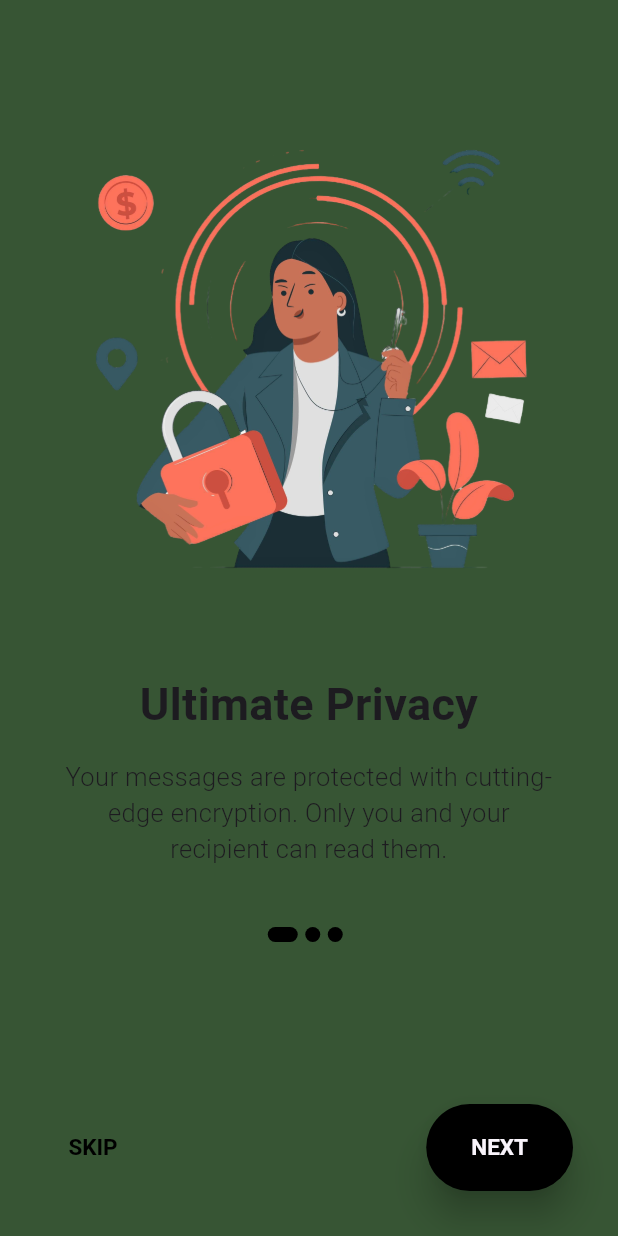
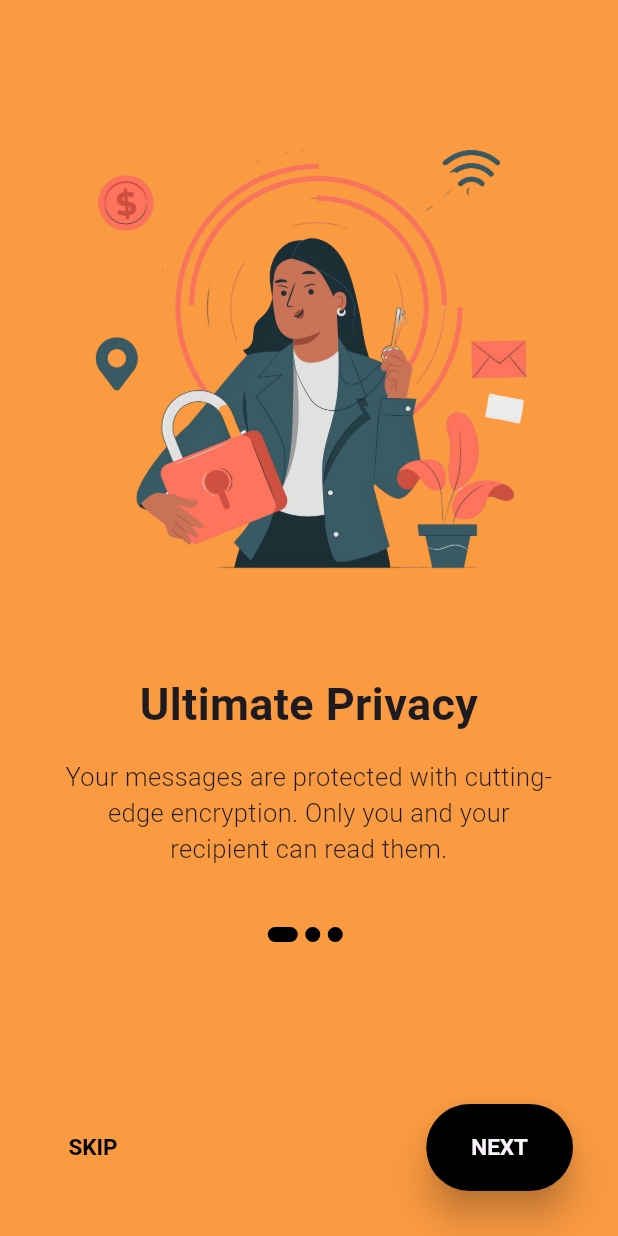
Before and after one commit to fortunatefogy/cipherchatapp, a Flutter app: the screen it shows after launch, on a phone screen of 412 x 824 dp. Run offline on Flutter 3.47's test engine with Material 3 defaults, Android fonts, the phone set to English and light mode, and no system bars; our stand-ins replace cached_network_image, cloud_firestore, emoji_picker_flutter, firebase_auth, firebase_core, flutter_dotenv and 4 more; missing offline and left inert: encrypt, saver_gallery; accounts and stored records are empty; Roboto replaces fonts that are missing (Mulish).

Commit message:
bottom nav bar color changed

```diff
--- a/lib/helper/dialogs.dart
+++ b/lib/helper/dialogs.dart
@@ -16,7 +16,7 @@ class Dialogs {
       duration: Duration(seconds: 1),
       action: SnackBarAction(
         label: 'DISMISS',
-        textColor: Colors.yellow,
+        textColor: Colors.white,
         onPressed: () {
           // Code to execute.
         },
--- a/lib/onboarding_screen.dart
+++ b/lib/onboarding_screen.dart
@@ -37,9 +37,9 @@ class _OnboardingScreenState extends State<OnboardingScreen> {
 
   int _currentPage = 0;
   List colors = const [
-    Color(0xffF375534),
-    Color(0xffF6B9071),
-    Color(0xffFAEC3B0),
+    Color.fromARGB(255, 250, 154, 65),
+    Color.fromARGB(255, 246, 186, 126),
+    Color.fromARGB(255, 246, 217, 179),
   ];
 
   AnimatedContainer _buildDots({
--- a/lib/screens/auth/login_screen.dart
+++ b/lib/screens/auth/login_screen.dart
@@ -104,7 +104,8 @@ class _LoginScreenState extends State<LoginScreen> {
       body: Stack(
         children: [
           Container(
-            color: Color(0xFFF8EB69B), // Set the background color to blue
+            color: Color.fromARGB(
+                255, 246, 186, 126), // Set the background color to blue
           ),
           Positioned(
             top: mq.height * 0.20,
--- a/lib/screens/chat_screen.dart
+++ b/lib/screens/chat_screen.dart
@@ -438,7 +438,7 @@ class _ChatScreenState extends State<ChatScreen> {
 
   Widget _chatInput() {
     return Padding(
-      padding: const EdgeInsets.only(bottom: 5, left: 12, right: 12),
+      padding: const EdgeInsets.only(bottom: 17, left: 12, right: 12),
       child: Row(
         children: [
           Expanded(
--- a/lib/screens/home_screen.dart
+++ b/lib/screens/home_screen.dart
@@ -163,7 +163,7 @@ class _HomeScreenState extends State<HomeScreen> {
           ],
         ),
         bottomNavigationBar: BottomNavigationBar(
-          backgroundColor: const Color(0xFFFF2F4F7),
+          backgroundColor: const Color.fromARGB(255, 225, 228, 237),
           selectedItemColor: const Color.fromARGB(255, 0, 0, 0),
           items: const [
             BottomNavigationBarItem(
--- a/lib/screens/splash_screen.dart
+++ b/lib/screens/splash_screen.dart
@@ -46,7 +46,7 @@ class _SplashScreenState extends State<SplashScreen> {
   @override
   Widget build(BuildContext context) {
     return Scaffold(
-      backgroundColor: Color(0xffF9F4FB), // Set background color to blue
+      backgroundColor: Color(0xffFffffff), // Set background color to blue
       body: Center(
         child: Column(
           mainAxisAlignment: MainAxisAlignment.center,
--- a/lib/widgets/message_card.dart
+++ b/lib/widgets/message_card.dart
@@ -357,7 +357,7 @@ class _MessageCardState extends State<MessageCard> {
                   ),
                   name: widget.message.read.isEmpty
                       ? "Not seen yet"
-                      : "Read at :${MyDateUtil.getLastMessageTime(context: context, time: widget.message.read)}",
+                      : "Read at :${MyDateUtil.getFormattedTime(context: context, time: widget.message.read)}",
                   onTap: () {}),
               if (isMe)
                 _OptionItem(
--- a/pubspec.yaml
+++ b/pubspec.yaml
@@ -32,6 +32,7 @@ dependencies:
   saver_gallery: ^4.0.1
   adaptive_theme: ^3.7.0
   flutter_dotenv: ^5.2.1
+  provider: ^6.1.2
 
 dev_dependencies:
   flutter_test:
```
Also changed, not shown: pubspec.lock.
